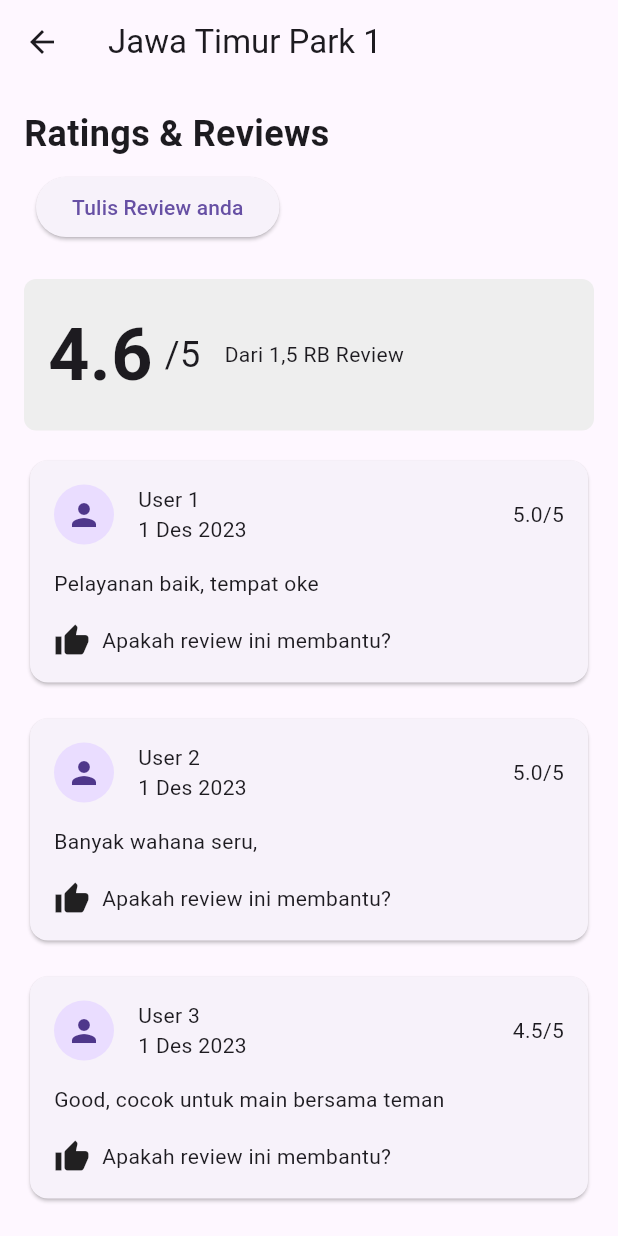
After one commit to kfahmi77/travelgram, a Flutter app: the ReviewPage screen opened directly, on a phone screen of 412 x 824 dp. The commit adds this screen. Run offline on Flutter 3.47's test engine with Material 3 defaults, Android fonts, the phone set to English and light mode, and no system bars; our stand-ins replace animated_notch_bottom_bar, flutter_map, flutter_rating_bar, flutter_screenutil, font_awesome_flutter, get and 6 more; accounts and stored records are empty.

Commit message:
create ui review

```diff
--- a/lib/app/modules/tiket/wisata/views/detail_wisata.dart
+++ b/lib/app/modules/tiket/wisata/views/detail_wisata.dart
@@ -5,6 +5,7 @@
 import 'package:get/get.dart';
 import 'package:intl/intl.dart';
 import 'package:travelgram/app/modules/tiket/wisata/models/tour_widget.dart';
+import 'package:travelgram/app/modules/tiket/wisata/views/lihat_review.dart';
 import 'package:travelgram/app/modules/tiket/wisata/views/map_view.dart';
 import 'package:travelgram/app/modules/tiket/wisata/views/pesan_wisata.dart';
 
@@ -113,7 +114,9 @@
                   Align(
                     alignment: Alignment.centerRight,
                     child: TextButton(
-                      onPressed: () {},
+                      onPressed: () {
+                        Get.to(()=>ReviewPage());
+                      },
                       child: const Text('Lihat Semua',
                           style: TextStyle(color: Colors.blue)),
                     ),
--- /dev/null
+++ b/lib/app/modules/tiket/wisata/views/lihat_review.dart
@@ -0,0 +1,176 @@
+import 'package:flutter/material.dart';
+import 'package:get/get.dart';
+import 'package:travelgram/app/modules/tiket/wisata/views/tambah_review.dart';
+
+class ReviewPage extends StatelessWidget {
+  const ReviewPage({super.key});
+
+  @override
+  Widget build(BuildContext context) {
+    return Scaffold(
+      appBar: AppBar(
+        title: const Text('Jawa Timur Park 1'),
+        leading: IconButton(
+          icon: const Icon(Icons.arrow_back),
+          onPressed: () {
+            Get.back();
+          },
+        ),
+      ),
+      body: Padding(
+        padding: const EdgeInsets.all(16.0),
+        child: Column(
+          crossAxisAlignment: CrossAxisAlignment.start,
+          children: [
+            const Text(
+              'Ratings & Reviews',
+              style: TextStyle(fontSize: 24, fontWeight: FontWeight.bold),
+            ),
+            Padding(
+              padding: const EdgeInsets.all(8.0),
+              child: ElevatedButton(
+                onPressed: () {
+                  Get.to(() => const TambahReviewpage());
+                },
+                child: const Text('Tulis Review anda'),
+              ),
+            ),
+            const SizedBox(height: 16),
+            const RatingSummary(),
+            const SizedBox(height: 16),
+            Expanded(
+              child: ReviewList(),
+            ),
+          ],
+        ),
+      ),
+    );
+  }
+}
+
+class RatingSummary extends StatelessWidget {
+  const RatingSummary({super.key});
+
+  @override
+  Widget build(BuildContext context) {
+    return Container(
+      padding: const EdgeInsets.all(16),
+      decoration: BoxDecoration(
+        color: Colors.grey[200],
+        borderRadius: BorderRadius.circular(8),
+      ),
+      child: const Column(
+        children: [
+          Row(
+            children: [
+              Text(
+                '4.6',
+                style: TextStyle(fontSize: 48, fontWeight: FontWeight.bold),
+              ),
+              SizedBox(width: 8),
+              Text(
+                '/5',
+                style: TextStyle(fontSize: 24),
+              ),
+              SizedBox(width: 16),
+              Text('Dari 1,5 RB Review'),
+            ],
+          ),
+        ],
+      ),
+    );
+  }
+}
+
+class ReviewList extends StatelessWidget {
+  final List<Map<String, dynamic>> reviews = [
+    {
+      'user': 'User 1',
+      'date': '1 Des 2023',
+      'review': 'Pelayanan baik, tempat oke',
+      'rating': 5.0
+    },
+    {
+      'user': 'User 2',
+      'date': '1 Des 2023',
+      'review': 'Banyak wahana seru,',
+      'rating': 5.0
+    },
+    {
+      'user': 'User 3',
+      'date': '1 Des 2023',
+      'review': 'Good, cocok untuk main bersama teman',
+      'rating': 4.5
+    },
+    {
+      'user': 'User 4',
+      'date': '1 Des 2023',
+      'review': 'Pelayanan baik, tempat oke',
+      'rating': 4.0
+    },
+    {
+      'user': 'User 5',
+      'date': '1 Des 2023',
+      'review': 'Pelayanan baik, tempat oke',
+      'rating': 4.3
+    },
+    {
+      'user': 'User 6',
+      'date': '1 Des 2023',
+      'review': 'Pelayanan baik, tempat oke',
+      'rating': 4.3
+    },
+  ];
+
+  ReviewList({super.key});
+
+  @override
+  Widget build(BuildContext context) {
+    return ListView.builder(
+      itemCount: reviews.length,
+      itemBuilder: (context, index) {
+        final review = reviews[index];
+        return Padding(
+          padding: const EdgeInsets.only(bottom: 16.0),
+          child: Card(
+            child: Padding(
+              padding: const EdgeInsets.all(16.0),
+              child: Column(
+                crossAxisAlignment: CrossAxisAlignment.start,
+                children: [
+                  Row(
+                    children: [
+                      const CircleAvatar(
+                        child: Icon(Icons.person),
+                      ),
+                      const SizedBox(width: 16),
+                      Column(
+                        crossAxisAlignment: CrossAxisAlignment.start,
+                        children: [
+                          Text(review['user']),
+                          Text(review['date']),
+                        ],
+                      ),
+                      const Spacer(),
+                      Text('${review['rating']}/5'),
+                    ],
+                  ),
+                  const SizedBox(height: 16),
+                  Text(review['review']),
+                  const SizedBox(height: 16),
+                  const Row(
+                    children: [
+                      Icon(Icons.thumb_up),
+                      SizedBox(width: 8),
+                      Text('Apakah review ini membantu?'),
+                    ],
+                  ),
+                ],
+              ),
+            ),
+          ),
+        );
+      },
+    );
+  }
+}
--- a/lib/main.dart
+++ b/lib/main.dart
@@ -22,6 +22,7 @@
 import 'package:travelgram/app/shared/bottom_navigation.dart';
 import 'app/modules/detail_pemesanan/views/metode_pembayaran.dart';
 import 'app/modules/tiket/pesawat/views/cari_pesawat_view.dart';
+import 'app/modules/tiket/wisata/views/lihat_review.dart';
 import 'app/routes/app_pages.dart';
 import 'package:timeago/timeago.dart' as timeago;
 
@@ -59,7 +60,7 @@
             : const BottomNavBar(
                 index: 0,
               ),
-        // home: TiketView(),
+        // home: ReviewPage(),
         getPages: AppPages.routes,
       ),
     );
--- a/pubspec.yaml
+++ b/pubspec.yaml
@@ -11,6 +11,7 @@
   flutter:
     sdk: flutter
   flutter_map: ^6.1.0
+  flutter_rating_bar: ^4.0.1
   flutter_screenutil: ^5.9.0
   font_awesome_flutter: ^10.7.0
   get: 4.6.6
```
Also changed, not shown: lib/app/modules/tiket/wisata/views/tambah_review.dart (added, +83 -0 lines), pubspec.lock.
